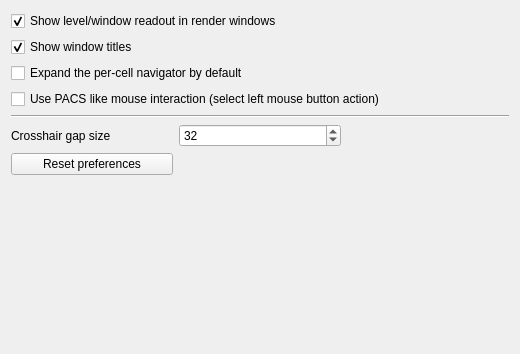
Old version of the form Plugins/org.mitk.gui.qt.mxnmultiwidgeteditor/src/internal/QmitkMxNMultiWidgetEditorPreferencePage.ui in the repository MITK/MITK.
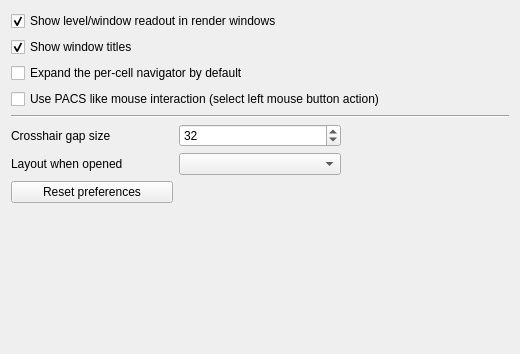
New version of the form.

The edit to the form file:
```diff
--- a/Plugins/org.mitk.gui.qt.mxnmultiwidgeteditor/src/internal/QmitkMxNMultiWidgetEditorPreferencePage.ui
+++ b/Plugins/org.mitk.gui.qt.mxnmultiwidgeteditor/src/internal/QmitkMxNMultiWidgetEditorPreferencePage.ui
@@ -85,13 +85,30 @@
     </widget>
    </item>
    <item row="6" column="0">
+    <widget class="QLabel" name="m_StartLayoutLabel">
+     <property name="toolTip">
+      <string>The layout a newly opened MxN Display starts with. Displays that other plugins add start with the layout their plugin chooses.</string>
+     </property>
+     <property name="text">
+      <string>Layout when opened</string>
+     </property>
+    </widget>
+   </item>
+   <item row="6" column="1">
+    <widget class="QComboBox" name="m_StartLayout">
+     <property name="toolTip">
+      <string>The layout a newly opened MxN Display starts with. Displays that other plugins add start with the layout their plugin chooses.</string>
+     </property>
+    </widget>
+   </item>
+   <item row="7" column="0">
     <widget class="QPushButton" name="m_ResetButton">
      <property name="text">
       <string>Reset preferences</string>
      </property>
     </widget>
    </item>
-   <item row="7" column="0">
+   <item row="8" column="0">
     <spacer name="verticalSpacer">
      <property name="orientation">
       <enum>Qt::Orientation::Vertical</enum>
```
